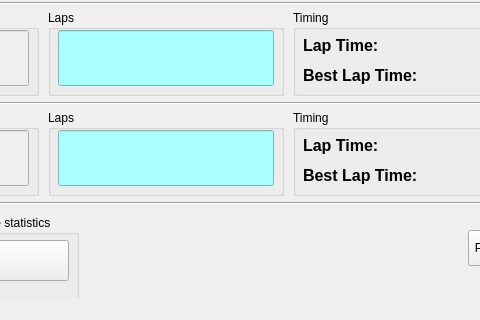
Before: the Qt Designer form src/mainwindow.ui in frechilla/qslotracing, drawn with Qt 5; both pictures show x 542 to 1022 and y 400 to 720 of the 1200 by 720 pixel window.
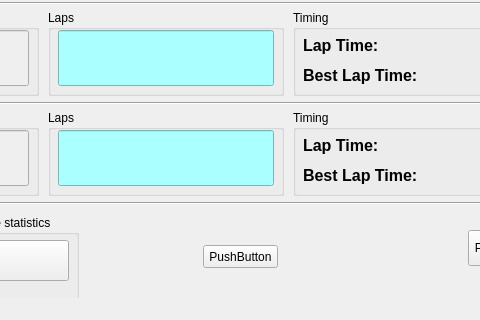
After: the same form once the commit is applied. Icons and pictures are not drawn.

Commit message: WIP: enabling sounds, test button added; still does not work.

The edit to the form file:
```diff
--- a/src/mainwindow.ui
+++ b/src/mainwindow.ui
@@ -2842,6 +2842,19 @@
      </property>
     </widget>
    </widget>
+   <widget class="QPushButton" name="pushButton_2">
+    <property name="geometry">
+     <rect>
+      <x>745</x>
+      <y>645</y>
+      <width>75</width>
+      <height>23</height>
+     </rect>
+    </property>
+    <property name="text">
+     <string>PushButton</string>
+    </property>
+   </widget>
   </widget>
   <widget class="QStatusBar" name="statusBar"/>
  </widget>
```
The commit also changes 2 other files.
